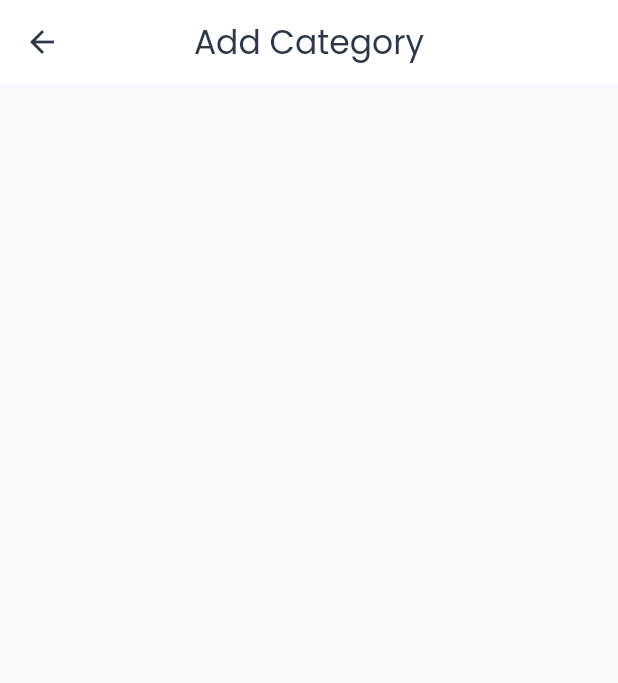
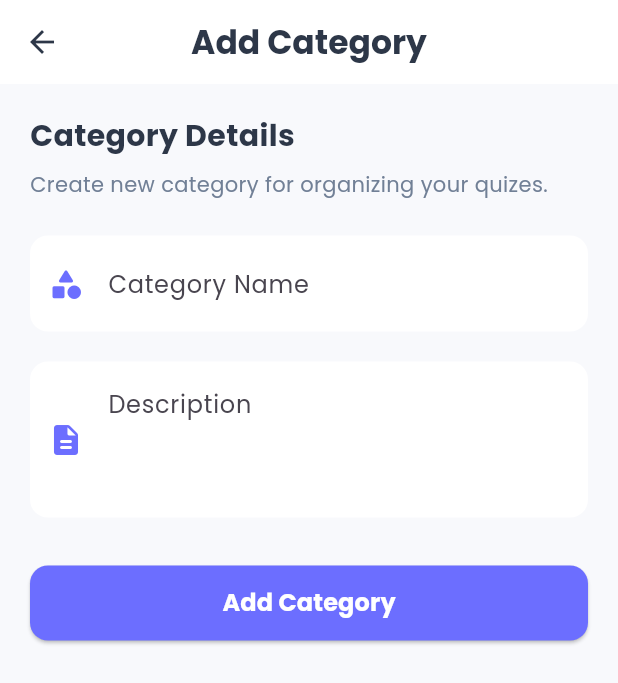
Before and after one commit to Jerald-Joyson/Quiz-App-in-Flutter-Fiebase, a Flutter app: the AddCategoryScreen screen opened directly, on a phone screen of 412 x 824 dp. Shown: the top 683 px of the screen. Run offline on Flutter 3.47's test engine with Material 3 defaults, Android fonts, the phone set to English and light mode, and no system bars; our stand-ins replace cloud_firestore, firebase_core, google_fonts; missing offline and left inert: dart:ffi; accounts and stored records are empty; generated files the repository leaves out were written again.

Commit message:
category section is completed (adding,editing and deleting categories are working properly)

```diff
--- a/lib/view/admin/add_category_screen.dart
+++ b/lib/view/admin/add_category_screen.dart
@@ -4,6 +4,7 @@ import 'package:cloud_firestore/cloud_firestore.dart';
 import 'package:firebase_core/firebase_core.dart';
 import 'package:flutter/material.dart';
 import 'package:myapp/model/category.dart';
+import 'package:myapp/theme/theme.dart';
 
 class AddCategoryScreen extends StatefulWidget {
   final Category? category;
@@ -119,13 +120,117 @@ class _AddCategoryScreenState extends State<AddCategoryScreen> {
 
   @override
   Widget build(BuildContext context) {
-    return Scaffold(
-      appBar: AppBar(
-        title: Text(widget.category != null ? 'Edit Category' : 'Add Category'),
-      ),
-      body: Padding(
-        padding: const EdgeInsets.all(16.0),
-        child: Form(key: _formKey, child: Column(children: [])),
+    return WillPopScope(
+      onWillPop: _onWillPop,
+      child: Scaffold(
+        appBar: AppBar(
+          title: Text(
+            widget.category != null ? 'Edit Category' : 'Add Category',
+            style: TextStyle(fontWeight: FontWeight.bold),
+          ),
+        ),
+        body: SingleChildScrollView(
+          child: Padding(
+            padding: const EdgeInsets.all(20),
+            child: Form(
+              key: _formKey,
+              child: Column(
+                crossAxisAlignment: CrossAxisAlignment.start,
+                children: [
+                  Text(
+                    "Category Details",
+                    style: TextStyle(
+                      fontSize: 20,
+                      fontWeight: FontWeight.bold,
+                      color: AppTheme.textPrimryColor,
+                    ),
+                  ),
+                  SizedBox(height: 8),
+
+                  Text(
+                    "Create new category for organizing your quizes.",
+                    style: TextStyle(
+                      fontSize: 14,
+                      color: AppTheme.textSecondaryColor,
+                    ),
+                  ),
+                  SizedBox(height: 24),
+                  TextFormField(
+                    controller: _nameController,
+                    decoration: InputDecoration(
+                      contentPadding: EdgeInsets.symmetric(vertical: 20),
+                      fillColor: Colors.white,
+                      labelText: 'Category Name',
+                      hintText: "Enter category name",
+                      prefixIcon: Icon(
+                        Icons.category_rounded,
+                        color: AppTheme.primaryColor,
+                      ),
+                    ),
+                    validator: (value) {
+                      if (value == null || value.isEmpty) {
+                        return 'Enter category name';
+                      }
+                      return null;
+                    },
+                    textInputAction: TextInputAction.next,
+                  ),
+                  SizedBox(height: 20),
+                  TextFormField(
+                    controller: _descriptionController,
+                    decoration: InputDecoration(
+                      fillColor: Colors.white,
+                      labelText: 'Description',
+                      hintText: "Enter category description",
+                      prefixIcon: Icon(
+                        Icons.description_rounded,
+                        color: AppTheme.primaryColor,
+                      ),
+                      alignLabelWithHint: true,
+                    ),
+                    maxLines: 3,
+                    validator: (value) {
+                      if (value == null || value.isEmpty) {
+                        return 'Please enter description';
+                      }
+                      return null;
+                    },
+                    textInputAction: TextInputAction.next,
+                  ),
+                  SizedBox(height: 32),
+                  SizedBox(
+                    width: double.infinity,
+                    height: 50,
+                    child: ElevatedButton(
+                      onPressed: _isLoading ? null : _saveCategory,
+                      child:
+                          _isLoading
+                              ? SizedBox(
+                                height: 20,
+                                width: 20,
+                                child: CircularProgressIndicator(
+                                  valueColor: AlwaysStoppedAnimation<Color>(
+                                    Colors.white,
+                                  ),
+                                  strokeWidth: 2,
+                                ),
+                              )
+                              : Text(
+                                widget.category != null
+                                    ? 'Update Category'
+                                    : 'Add Category',
+                                style: TextStyle(
+                                  fontSize: 16,
+                                  fontWeight: FontWeight.bold,
+                                ),
+                              ),
+                    ),
+                  ),
+                ],
+              ),
+            ),
+          ),
+        ),
       ),
     );
   }
```
